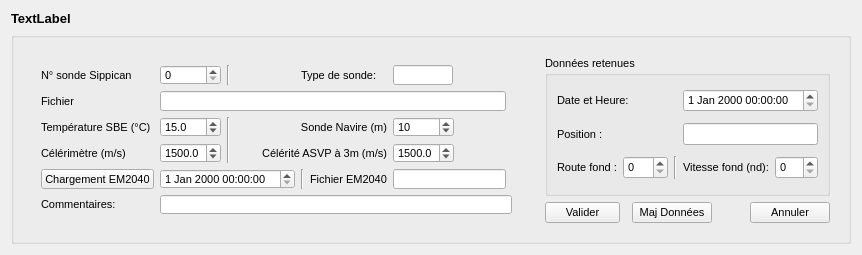
This is eventmanager.ui in MaximeGeay/LogBook as Qt 5 draws it before an edit. The edited form follows.
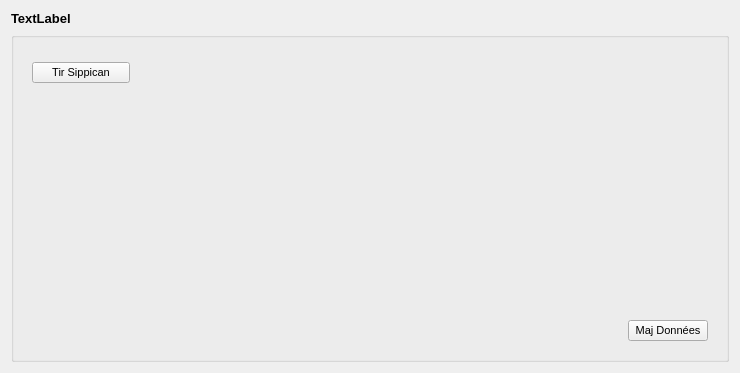
This is the edited form. The open tabs and pages were chosen to show the change.

Patch:
```diff
--- a/eventmanager.ui
+++ b/eventmanager.ui
@@ -6,8 +6,8 @@
    <rect>
     <x>0</x>
     <y>0</y>
-    <width>846</width>
-    <height>252</height>
+    <width>740</width>
+    <height>373</height>
    </rect>
   </property>
   <property name="windowTitle">
@@ -19,7 +19,7 @@
      <property name="maximumSize">
       <size>
        <width>16777215</width>
-       <height>212</height>
+       <height>16777215</height>
       </size>
      </property>
      <property name="font">
@@ -33,67 +33,71 @@
       <string/>
      </property>
      <layout class="QGridLayout" name="gridLayout_5">
-      <item row="0" column="0">
+      <item row="1" column="2">
+       <widget class="QStackedWidget" name="sw_MajData">
+        <property name="maximumSize">
+         <size>
+          <width>98</width>
+          <height>16777215</height>
+         </size>
+        </property>
+        <property name="currentIndex">
+         <number>1</number>
+        </property>
+        <widget class="QWidget" name="page_Empty"/>
+        <widget class="QWidget" name="page_Edit">
+         <layout class="QGridLayout" name="gridLayout_2">
+          <item row="1" column="0">
+           <widget class="QPushButton" name="btn_MajData">
+            <property name="text">
+             <string>Maj Données</string>
+            </property>
+           </widget>
+          </item>
+          <item row="0" column="0">
+           <spacer name="verticalSpacer_5">
+            <property name="orientation">
+             <enum>Qt::Vertical</enum>
+            </property>
+            <property name="sizeHint" stdset="0">
+             <size>
+              <width>20</width>
+              <height>40</height>
+             </size>
+            </property>
+           </spacer>
+          </item>
+         </layout>
+        </widget>
+       </widget>
+      </item>
+      <item row="1" column="0">
        <widget class="QStackedWidget" name="sw_Event">
+        <property name="maximumSize">
+         <size>
+          <width>134</width>
+          <height>16777215</height>
+         </size>
+        </property>
         <property name="currentIndex">
-         <number>1</number>
+         <number>4</number>
         </property>
         <widget class="QWidget" name="page_Empty"/>
         <widget class="QWidget" name="page_Profil">
          <layout class="QGridLayout" name="gridLayout_4">
           <item row="0" column="0">
            <widget class="QPushButton" name="btn_DebProfil">
+            <property name="minimumSize">
+             <size>
+              <width>98</width>
+              <height>0</height>
+             </size>
+            </property>
             <property name="text">
              <string>Début de profil</string>
             </property>
            </widget>
           </item>
-          <item row="0" column="2" rowspan="3">
-           <widget class="QStackedWidget" name="sw_profil">
-            <property name="currentIndex">
-             <number>0</number>
-            </property>
-            <widget class="QWidget" name="page_Empty"/>
-            <widget class="QWidget" name="page_Edit">
-             <layout class="QGridLayout" name="gridLayout_3">
-              <item row="0" column="4">
-               <widget class="QSpinBox" name="sp_NumProfil">
-                <property name="maximum">
-                 <number>99999</number>
-                </property>
-               </widget>
-              </item>
-              <item row="0" column="1">
-               <widget class="QLabel" name="label">
-                <property name="text">
-                 <string>Fichier</string>
-                </property>
-               </widget>
-              </item>
-              <item row="0" column="2">
-               <widget class="QLineEdit" name="le_fichier"/>
-              </item>
-              <item row="0" column="3">
-               <widget class="QLabel" name="label_2">
-                <property name="text">
-                 <string>N° de profil</string>
-                </property>
-               </widget>
-              </item>
-              <item row="2" column="2" colspan="3">
-               <widget class="QPlainTextEdit" name="te_CommentsProfil"/>
-              </item>
-              <item row="1" column="2">
-               <widget class="QLabel" name="label_3">
-                <property name="text">
-                 <string>Commentaires</string>
-                </property>
-               </widget>
-              </item>
-             </layout>
-            </widget>
-           </widget>
-          </item>
           <item row="2" column="0" colspan="2">
            <spacer name="verticalSpacer">
             <property name="orientation">
@@ -117,391 +121,109 @@
             </property>
            </widget>
           </item>
+          <item row="0" column="1">
+           <spacer name="horizontalSpacer">
+            <property name="orientation">
+             <enum>Qt::Horizontal</enum>
+            </property>
+            <property name="sizeHint" stdset="0">
+             <size>
+              <width>40</width>
+              <height>20</height>
+             </size>
+            </property>
+           </spacer>
+          </item>
          </layout>
         </widget>
         <widget class="QWidget" name="page_Sippican">
          <layout class="QGridLayout" name="gridLayout_9">
           <item row="0" column="0">
-           <widget class="QStackedWidget" name="sw_Sippican">
-            <property name="currentIndex">
-             <number>0</number>
+           <widget class="QPushButton" name="btn_Sippican">
+            <property name="minimumSize">
+             <size>
+              <width>98</width>
+              <height>0</height>
+             </size>
             </property>
-            <widget class="QWidget" name="page_Empty">
-             <layout class="QGridLayout" name="gridLayout_11">
-              <item row="0" column="0">
-               <widget class="QPushButton" name="btn_Sippican">
-                <property name="text">
-                 <string>Tir Sippican</string>
-                </property>
-               </widget>
-              </item>
-              <item row="0" column="1">
-               <spacer name="horizontalSpacer_6">
-                <property name="orientation">
-                 <enum>Qt::Horizontal</enum>
-                </property>
-                <property name="sizeHint" stdset="0">
-                 <size>
-                  <width>370</width>
-                  <height>20</height>
-                 </size>
-                </property>
-               </spacer>
-              </item>
-              <item row="1" column="0">
-               <spacer name="verticalSpacer_2">
-                <property name="orientation">
-                 <enum>Qt::Vertical</enum>
-                </property>
-                <property name="sizeHint" stdset="0">
-                 <size>
-                  <width>20</width>
-                  <height>103</height>
-                 </size>
-                </property>
-               </spacer>
-              </item>
-             </layout>
-            </widget>
-            <widget class="QWidget" name="page_Edit">
-             <layout class="QGridLayout" name="gridLayout_8">
-              <item row="0" column="0">
-               <widget class="QLabel" name="label_10">
-                <property name="text">
-                 <string>N° sonde Sippican</string>
-                </property>
-               </widget>
-              </item>
-              <item row="0" column="1">
-               <widget class="QSpinBox" name="sp_nbSippican"/>
-              </item>
-              <item row="0" column="2" colspan="2">
-               <widget class="Line" name="line_3">
-                <property name="orientation">
-                 <enum>Qt::Vertical</enum>
-                </property>
-               </widget>
-              </item>
-              <item row="0" column="4" colspan="2">
-               <widget class="QLabel" name="label_16">
-                <property name="text">
-                 <string>Type de sonde:</string>
-                </property>
-               </widget>
-              </item>
-              <item row="0" column="8">
-               <spacer name="horizontalSpacer_2">
-                <property name="orientation">
-                 <enum>Qt::Horizontal</enum>
-                </property>
-                <property name="sizeHint" stdset="0">
-                 <size>
-                  <width>40</width>
-                  <height>20</height>
-                 </size>
-                </property>
-               </spacer>
-              </item>
-              <item row="1" column="0">
-               <widget class="QLabel" name="label_11">
-                <property name="text">
-                 <string>Fichier</string>
-                </property>
-               </widget>
-              </item>
-              <item row="1" column="1" colspan="7">
-               <widget class="QLineEdit" name="le_FicSippican">
-                <property name="minimumSize">
-                 <size>
-                  <width>291</width>
-                  <height>20</height>
-                 </size>
-                </property>
-               </widget>
-              </item>
-              <item row="2" column="0">
-               <widget class="QLabel" name="label_12">
-                <property name="text">
-                 <string>Température SBE (°C)</string>
-                </property>
-               </widget>
-              </item>
-              <item row="2" column="1">
-               <widget class="QDoubleSpinBox" name="sp_SBE">
-                <property name="decimals">
-                 <number>1</number>
-                </property>
-                <property name="value">
-                 <double>15.000000000000000</double>
-                </property>
-               </widget>
-              </item>
-              <item row="2" column="2" rowspan="2">
-               <widget class="Line" name="line_2">
-                <property name="orientation">
-                 <enum>Qt::Vertical</enum>
-                </property>
-               </widget>
-              </item>
-              <item row="2" column="3" colspan="3">
-               <widget class="QLabel" name="label_14">
-                <property name="text">
-                 <string>Sonde Navire (m)</string>
-                </property>
-                <property name="alignment">
-                 <set>Qt::AlignRight|Qt::AlignTrailing|Qt::AlignVCenter</set>
-                </property>
-               </widget>
-              </item>
-              <item row="2" column="6">
-               <widget class="QSpinBox" name="sp_SondeNav">
-                <property name="maximum">
-                 <number>9999</number>
-                </property>
-                <property name="value">
-                 <number>10</number>
-                </property>
-               </widget>
-              </item>
-              <item row="2" column="7" colspan="2">
-               <spacer name="horizontalSpacer_3">
-                <property name="orientation">
-                 <enum>Qt::Horizontal</enum>
-                </property>
-                <property name="sizeHint" stdset="0">
-                 <size>
-                  <width>134</width>
-                  <height>20</height>
-                 </size>
-                </property>
-               </spacer>
-              </item>
-              <item row="3" column="0">
-               <widget class="QLabel" name="label_13">
-                <property name="text">
-                 <string>Célérimètre (m/s)</string>
-                </property>
-               </widget>
-              </item>
-              <item row="3" column="1">
-               <widget class="QDoubleSpinBox" name="sp_Celerimetre">
-                <property name="decimals">
-                 <number>1</number>
-                </property>
-                <property name="minimum">
-                 <double>1000.000000000000000</double>
-                </property>
-                <property name="maximum">
-                 <double>2000.000000000000000</double>
-                </property>
-                <property name="value">
-                 <double>1500.000000000000000</double>
-                </property>
-               </widget>
-              </item>
-              <item row="3" column="3" colspan="3">
-               <widget class="QLabel" name="label_15">
-                <property name="text">
-                 <string>Célérité ASVP à 3m (m/s)</string>
-                </property>
-                <property name="alignment">
-                 <set>Qt::AlignRight|Qt::AlignTrailing|Qt::AlignVCenter</set>
-                </property>
-               </widget>
-              </item>
-              <item row="3" column="6">
-               <widget class="QDoubleSpinBox" name="sp_CelASVP">
-                <property name="decimals">
-                 <number>1</number>
-                </property>
-                <property name="minimum">
-                 <double>1000.000000000000000</double>
-                </property>
-                <property name="maximum">
-                 <double>2000.000000000000000</double>
-                </property>
-                <property name="value">
-                 <double>1500.000000000000000</double>
-                </property>
-               </widget>
-              </item>
-              <item row="4" column="0">
-               <widget class="QPushButton" name="btn_LoadSip">
-                <property name="text">
-                 <string>Chargement EM2040</string>
-                </property>
-                <property name="checkable">
-                 <bool>true</bool>
-                </property>
-               </widget>
-              </item>
-              <item row="4" column="1" colspan="3">
-               <widget class="QDateTimeEdit" name="dte_LoadSip"/>
-              </item>
-              <item row="4" column="4">
-               <widget class="Line" name="line_4">
-                <property name="orientation">
-                 <enum>Qt::Vertical</enum>
-                </property>
-               </widget>
-              </item>
-              <item row="4" column="5">
-               <widget class="QLabel" name="label_18">
-                <property name="text">
-                 <string>Fichier EM2040</string>
-                </property>
-               </widget>
-              </item>
-              <item row="4" column="6" colspan="2">
-               <widget class="QLineEdit" name="le_Fic2040">
-                <property name="minimumSize">
-                 <size>
-                  <width>113</width>
-                  <height>0</height>
-                 </size>
-                </property>
-               </widget>
-              </item>
-              <item row="4" column="8">
-               <spacer name="horizontalSpacer_4">
-                <property name="orientation">
-                 <enum>Qt::Horizontal</enum>
-                </property>
-                <property name="sizeHint" stdset="0">
-                 <size>
-                  <width>61</width>
-                  <height>20</height>
-                 </size>
-                </property>
-               </spacer>
-              </item>
-              <item row="5" column="0">
-               <widget class="QLabel" name="label_17">
-                <property name="text">
-                 <string>Commentaires:</string>
-                </property>
-               </widget>
-              </item>
-              <item row="5" column="1" colspan="8">
-               <widget class="QLineEdit" name="le_CommentSip"/>
-              </item>
-              <item row="0" column="6">
-               <widget class="QLineEdit" name="le_TypeSonde">
-                <property name="maximumSize">
-                 <size>
-                  <width>60</width>
-                  <height>16777215</height>
-                 </size>
-                </property>
-               </widget>
-              </item>
-             </layout>
-            </widget>
+            <property name="text">
+             <string>Tir Sippican</string>
+            </property>
            </widget>
           </item>
+          <item row="1" column="0">
+           <spacer name="verticalSpacer_2">
+            <property name="orientation">
+             <enum>Qt::Vertical</enum>
+            </property>
+            <property name="sizeHint" stdset="0">
+             <size>
+              <width>20</width>
+              <height>103</height>
+             </size>
+            </property>
+           </spacer>
+          </item>
+          <item row="0" column="1">
+           <spacer name="horizontalSpacer_6">
+            <property name="orientation">
+             <enum>Qt::Horizontal</enum>
+            </property>
+            <property name="sizeHint" stdset="0">
+             <size>
+              <width>370</width>
+              <height>20</height>
+             </size>
+            </property>
+           </spacer>
+          </item>
          </layout>
         </widget>
         <widget class="QWidget" name="page_Tech">
          <layout class="QGridLayout" name="gridLayout_7">
-          <item row="0" column="0">
-           <widget class="QStackedWidget" name="sw_NewEvent">
-            <property name="currentIndex">
-             <number>0</number>
+          <item row="1" column="0">
+           <widget class="QPushButton" name="btn_NewEvent">
+            <property name="minimumSize">
+             <size>
+              <width>110</width>
+              <height>0</height>
+             </size>
             </property>
-            <widget class="QWidget" name="page">
-             <layout class="QGridLayout" name="gridLayout_13">
-              <item row="0" column="1">
-               <spacer name="horizontalSpacer_7">
-                <property name="orientation">
-                 <enum>Qt::Horizontal</enum>
-                </property>
-                <property name="sizeHint" stdset="0">
-                 <size>
-                  <width>346</width>
-                  <height>20</height>
-                 </size>
-                </property>
-               </spacer>
-              </item>
-              <item row="1" column="0">
-               <spacer name="verticalSpacer_3">
-                <property name="orientation">
-                 <enum>Qt::Vertical</enum>
-                </property>
-                <property name="sizeHint" stdset="0">
-                 <size>
-                  <width>20</width>
-                  <height>103</height>
-                 </size>
-                </property>
-               </spacer>
-              </item>
-              <item row="0" column="0">
-               <widget class="QPushButton" name="btn_NewEvent">
-                <property name="text">
-                 <string>Nouvel évènement</string>
-                </property>
-               </widget>
-              </item>
-             </layout>
-            </widget>
-            <widget class="QWidget" name="page_2">
-             <layout class="QGridLayout" name="gridLayout_12">
-              <item row="0" column="0">
-               <widget class="QLabel" name="label_8">
-                <property name="text">
-                 <string>Evénement</string>
-                </property>
-               </widget>
-              </item>
-              <item row="0" column="1">
-               <widget class="QLineEdit" name="le_Event"/>
-              </item>
-              <item row="1" column="0">
-               <widget class="QLabel" name="label_9">
-                <property name="text">
-                 <string>Commentaires:</string>
-                </property>
-               </widget>
-              </item>
-              <item row="1" column="1">
-               <widget class="QPlainTextEdit" name="te_CommentEvt"/>
-              </item>
-             </layout>
-            </widget>
+            <property name="text">
+             <string>Nouvel évènement</string>
+            </property>
            </widget>
           </item>
+          <item row="2" column="0">
+           <spacer name="verticalSpacer_3">
+            <property name="orientation">
+             <enum>Qt::Vertical</enum>
+            </property>
+            <property name="sizeHint" stdset="0">
+             <size>
+              <width>20</width>
+              <height>103</height>
+             </size>
+            </property>
+           </spacer>
+          </item>
+          <item row="1" column="1">
+           <spacer name="horizontalSpacer_7">
+            <property name="orientation">
+             <enum>Qt::Horizontal</enum>
+            </property>
+            <property name="sizeHint" stdset="0">
+             <size>
+              <width>346</width>
+              <height>20</height>
+             </size>
+            </property>
+           </spacer>
+          </item>
          </layout>
         </widget>
         <widget class="QWidget" name="page_AchiContinu">
          <layout class="QGridLayout" name="gridLayout_10">
-          <item row="0" column="2" rowspan="3">
-           <widget class="QStackedWidget" name="sw_ArcCont">
-            <property name="currentIndex">
-             <number>0</number>
-            </property>
-            <widget class="QWidget" name="page_3">
-             <layout class="QGridLayout" name="gridLayout_15"/>
-            </widget>
-            <widget class="QWidget" name="page_4">
-             <layout class="QGridLayout" name="gridLayout_14">
-              <item row="0" column="0">
-               <widget class="QLabel" name="label_19">
-                <property name="text">
-                 <string>Commentaires:</string>
-                </property>
-                <property name="alignment">
-                 <set>Qt::AlignRight|Qt::AlignTop|Qt::AlignTrailing</set>
-                </property>
-               </widget>
-              </item>
-              <item row="0" column="1">
-               <widget class="QPlainTextEdit" name="te_CommentArcContinu"/>
-              </item>
-             </layout>
-            </widget>
-           </widget>
-          </item>
           <item row="2" column="0">
            <spacer name="verticalSpacer_4">
             <property name="orientation">
@@ -515,13 +237,6 @@
             </property>
            </spacer>
           </item>
-          <item row="0" column="0">
-           <widget class="QPushButton" name="btn_startAcqui">
-            <property name="text">
-             <string>Début Acquisition</string>
-            </property>
-           </widget>
-          </item>
           <item row="1" column="0">
            <widget class="QPushButton" name="btn_StopAcqui">
             <property name="enabled">
@@ -532,39 +247,21 @@
             </property>
            </widget>
           </item>
-         </layout>
-        </widget>
-       </widget>
-      </item>
-      <item row="0" column="1">
-       <widget class="QStackedWidget" name="sw_DataRetenues">
-        <property name="maximumSize">
-         <size>
-          <width>357</width>
-          <height>16777215</height>
-         </size>
-        </property>
-        <property name="currentIndex">
-         <number>1</number>
-        </property>
-        <widget class="QWidget" name="page_Empty"/>
-        <widget class="QWidget" name="page_Edit">
-         <layout class="QGridLayout" name="gridLayout_2">
-          <item row="2" column="0">
-           <widget class="QPushButton" name="btn_Valider">
+          <item row="0" column="0">
+           <widget class="QPushButton" name="btn_startAcqui">
             <property name="maximumSize">
              <size>
-              <width>75</width>
+              <width>98</width>
               <height>16777215</height>
              </size>
             </property>
             <property name="text">
-             <string>Valider</string>
+             <string>Début Acquisition</string>
             </property>
            </widget>
           </item>
-          <item row="2" column="1">
-           <spacer name="horizontalSpacer_5">
+          <item row="0" column="1">
+           <spacer name="horizontalSpacer_2">
             <property name="orientation">
              <enum>Qt::Horizontal</enum>
             </property>
@@ -576,126 +273,51 @@
             </property>
            </spacer>
           </item>
-          <item row="0" column="0" colspan="5">
-           <widget class="QGroupBox" name="groupBox">
-            <property name="maximumSize">
+         </layout>
+        </widget>
+       </widget>
+      </item>
+      <item row="0" column="1" rowspan="2">
+       <widget class="QStackedWidget" name="sw_Details">
+        <property name="currentIndex">
+         <number>0</number>
+        </property>
+        <widget class="QWidget" name="page_2">
+         <layout class="QGridLayout" name="gridLayout_3">
+          <item row="0" column="1">
+           <spacer name="horizontalSpacer_3">
+            <property name="orientation">
+             <enum>Qt::Horizontal</enum>
+            </property>
+            <property name="sizeHint" stdset="0">
              <size>
-              <width>368</width>
-              <height>16777215</height>
+              <width>407</width>
+              <height>20</height>
              </size>
             </property>
+           </spacer>
+          </item>
+          <item row="0" column="0">
+           <spacer name="verticalSpacer_6">
+            <property name="orientation">
+             <enum>Qt::Vertical</enum>
+            </property>
+            <property name="sizeHint" stdset="0">
+             <size>
+              <width>20</width>
+              <height>40</height>
+             </size>
+            </property>
+           </spacer>
+          </item>
+         </layout>
+        </widget>
+        <widget class="QWidget" name="page">
+         <layout class="QGridLayout" name="gridLayout">
+          <item row="0" column="0">
+           <widget class="QGroupBox" name="gb_Details">
             <property name="title">
-             <string>Données retenues</string>
-            </property>
-            <layout class="QGridLayout" name="gridLayout">
-             <item row="0" column="0" colspan="2">
-              <widget class="QLabel" name="label_4">
-               <property name="text">
-                <string>Date et Heure:</string>
-               </property>
-              </widget>
-             </item>
-             <item row="0" column="3" colspan="2">
-              <widget class="QDateTimeEdit" name="sp_dtRetenue">
-               <property name="maximumSize">
-                <size>
-                 <width>159</width>
-                 <height>16777215</height>
-                </size>
-               </property>
-              </widget>
-             </item>
-             <item row="1" column="0">
-              <widget class="QLabel" name="label_5">
-               <property name="text">
-                <string>Position :</string>
-               </property>
-              </widget>
-             </item>
-             <item row="1" column="3" colspan="2">
-              <widget class="QLineEdit" name="le_PosRetenue">
-               <property name="maximumSize">
-                <size>
-                 <width>165</width>
-                 <height>16777215</height>
-                </size>
-               </property>
-              </widget>
-             </item>
-             <item row="2" column="0">
-              <widget class="QLabel" name="label_6">
-               <property name="text">
-                <string>Route fond :</string>
-               </property>
-              </widget>
-             </item>
-             <item row="2" column="1">
-              <widget class="QSpinBox" name="sp_COGRetenu">
-               <property name="maximumSize">
-                <size>
-                 <width>73</width>
-                 <height>16777215</height>
-                </size>
-               </property>
-               <property name="maximum">
-                <number>360</number>
-               </property>
-              </widget>
-             </item>
-             <item row="2" column="2">
-              <widget class="Line" name="line">
-               <property name="orientation">
-                <enum>Qt::Vertical</enum>
-               </property>
-              </widget>
-             </item>
-             <item row="2" column="3">
-              <widget class="QLabel" name="label_7">
-               <property name="text">
-                <string>Vitesse fond (nd):</string>
-               </property>
-              </widget>
-             </item>
-             <item row="2" column="4">
-              <widget class="QSpinBox" name="sp_SOGRetenu">
-               <property name="maximumSize">
-                <size>
-                 <width>73</width>
-                 <height>16777215</height>
-                </size>
-               </property>
-              </widget>
-             </item>
-            </layout>
-           </widget>
-          </item>
-          <item row="2" column="3">
-           <spacer name="horizontalSpacer">
-            <property name="orientation">
-             <enum>Qt::Horizontal</enum>
-            </property>
-            <property name="sizeType">
-             <enum>QSizePolicy::Expanding</enum>
-            </property>
-            <property name="sizeHint" stdset="0">
-             <size>
-              <width>109</width>
-              <height>20</height>
-             </size>
-            </property>
-           </spacer>
-          </item>
-          <item row="2" column="4">
-           <widget class="QPushButton" name="btn_Annuler">
-            <property name="text">
-             <string>Annuler</string>
-            </property>
-           </widget>
-          </item>
-          <item row="2" column="2">
-           <widget class="QPushButton" name="btn_MajData">
-            <property name="text">
-             <string>Maj Données</string>
+             <string>Details</string>
             </property>
            </widget>
           </item>
@@ -708,6 +330,12 @@
    </item>
    <item row="0" column="0">
     <widget class="QLabel" name="l_EventName">
+     <property name="maximumSize">
+      <size>
+       <width>16777215</width>
+       <height>16</height>
+      </size>
+     </property>
      <property name="font">
       <font>
        <pointsize>10</pointsize>
```
